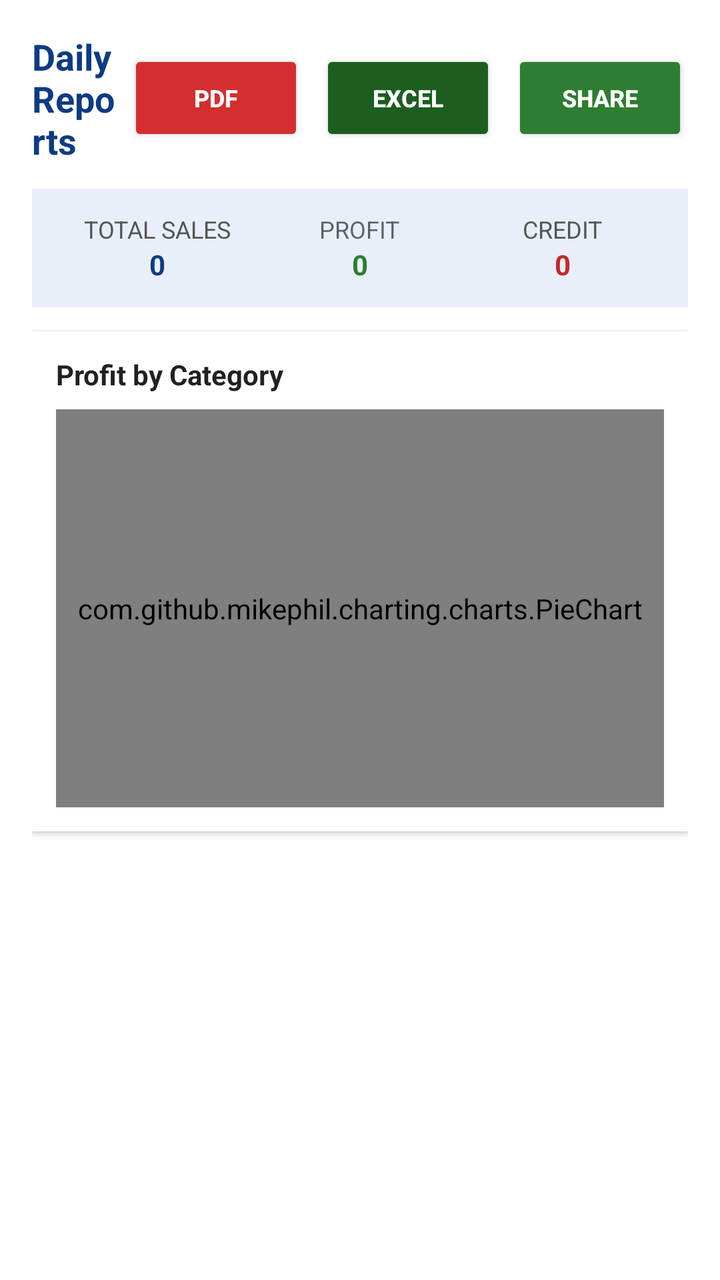
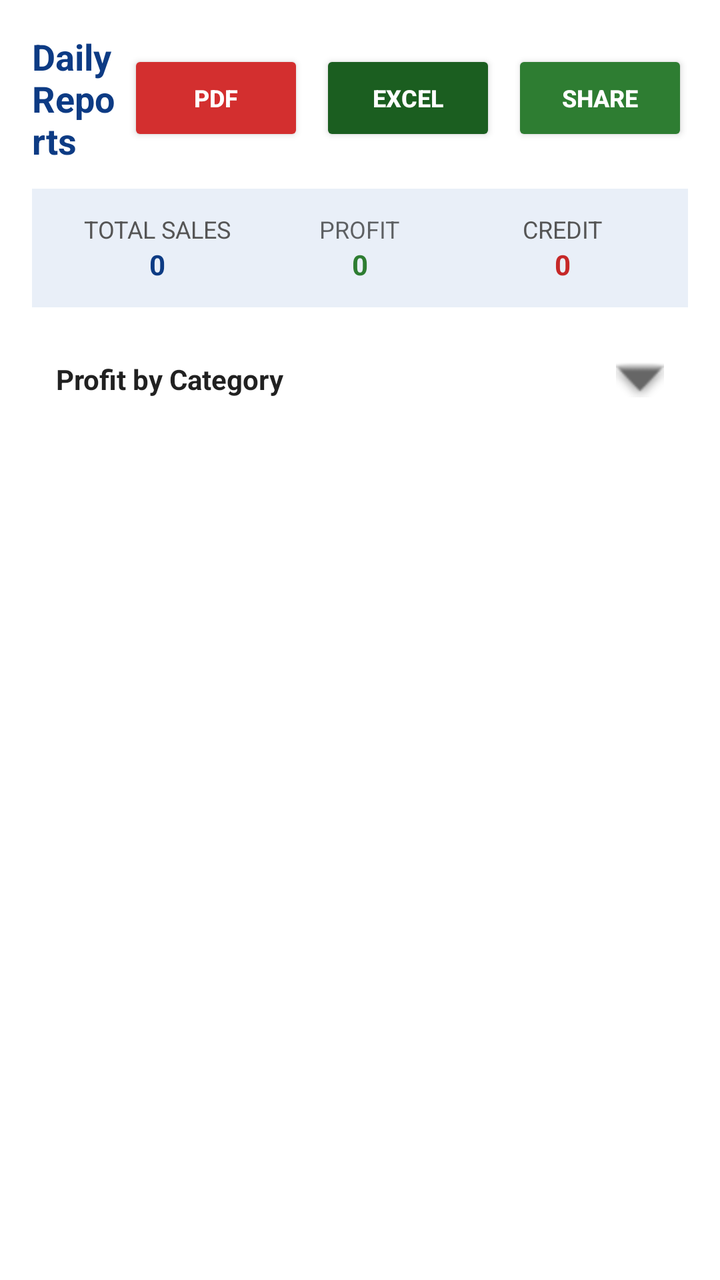

Before-and-after screenshots of an Android layout around one commit, followed by the original layout XML and the change that was made.
<!-- AndroidManifest.xml: application theme AppTheme -->
<!-- res/layout/fragment_reports.xml -->
<?xml version="1.0" encoding="utf-8"?>
<LinearLayout xmlns:android="http://schemas.android.com/apk/res/android"
    android:layout_width="match_parent"
    android:layout_height="match_parent"
    android:orientation="vertical"
    android:padding="16dp">

    <LinearLayout
        android:layout_width="match_parent"
        android:layout_height="wrap_content"
        android:orientation="horizontal"
        android:gravity="center_vertical"
        android:layout_marginBottom="12dp">

        <TextView
            android:layout_width="0dp"
            android:layout_height="wrap_content"
            android:layout_weight="1"
            android:text="@string/daily_reports"
            android:textSize="18sp"
            android:textStyle="bold"
            android:textColor="#0D3B84"/>

        <Button
            android:id="@+id/btnExportPdf"
            android:layout_width="wrap_content"
            android:layout_height="wrap_content"
            android:text="@string/pdf"
            android:backgroundTint="#D32F2F"
            android:textColor="?attr/colorOnPrimary"
            android:textSize="12sp"
            android:textStyle="bold"
            android:layout_marginEnd="8dp"/>

        <Button
            android:id="@+id/btnExportExcel"
            android:layout_width="wrap_content"
            android:layout_height="wrap_content"
            android:text="@string/excel"
            android:backgroundTint="#1B5E20"
            android:textColor="?attr/colorOnPrimary"
            android:textSize="12sp"
            android:textStyle="bold"
            android:layout_marginEnd="8dp"/>

        <Button
            android:id="@+id/btnShareReport"
            android:layout_width="wrap_content"
            android:layout_height="wrap_content"
            android:text="@string/share"
            android:backgroundTint="#2E7D32"
            android:textColor="?attr/colorOnPrimary"
            android:textSize="12sp"
            android:textStyle="bold" />
    </LinearLayout>

    
    <LinearLayout
        android:layout_width="match_parent"
        android:layout_height="wrap_content"
        android:background="#E9EFF8"
        android:padding="12dp"
        android:layout_marginBottom="12dp"
        android:orientation="horizontal"
        android:baselineAligned="false"
        android:weightSum="3">

        <LinearLayout
            android:layout_width="0dp"
            android:layout_height="wrap_content"
            android:layout_weight="1"
            android:orientation="vertical"
            android:gravity="center">
            <TextView
                android:layout_width="wrap_content"
                android:layout_height="wrap_content"
                android:text="@string/total_sales_caps"
                android:textSize="12sp"
                android:textColor="#555555"/>
            <TextView
                android:id="@+id/txtReportTotalSales"
                android:layout_width="wrap_content"
                android:layout_height="wrap_content"
                android:text="@string/zero"
                android:textSize="14sp"
                android:textStyle="bold"
                android:textColor="#0D3B84"/>
        </LinearLayout>

        <LinearLayout
            android:id="@+id/layoutReportProfit"
            android:layout_width="0dp"
            android:layout_height="wrap_content"
            android:layout_weight="1"
            android:orientation="vertical"
            android:gravity="center">
            <TextView
                android:layout_width="wrap_content"
                android:layout_height="wrap_content"
                android:text="@string/profit_caps"
                android:textSize="12sp"
                android:textColor="?android:attr/textColorSecondary"/>
            <TextView
                android:id="@+id/txtReportTotalProfit"
                android:layout_width="wrap_content"
                android:layout_height="wrap_content"
                android:text="@string/zero"
                android:textSize="14sp"
                android:textStyle="bold"
                android:textColor="#2E7D32"/>
        </LinearLayout>

        <LinearLayout
            android:layout_width="0dp"
            android:layout_height="wrap_content"
            android:layout_weight="1"
            android:orientation="vertical"
            android:gravity="center">
            <TextView
                android:layout_width="wrap_content"
                android:layout_height="wrap_content"
                android:text="@string/credit_caps"
                android:textSize="12sp"
                android:textColor="#555555"/>
            <TextView
                android:id="@+id/txtReportTotalCredit"
                android:layout_width="wrap_content"
                android:layout_height="wrap_content"
                android:text="@string/zero"
                android:textSize="14sp"
                android:textStyle="bold"
                android:textColor="#C62828"/>
        </LinearLayout>
    </LinearLayout>

    
    <LinearLayout
        android:layout_width="match_parent"
        android:layout_height="250dp"
        android:background="?attr/colorSurface"
        android:padding="12dp"
        android:layout_marginBottom="12dp"
        android:orientation="vertical"
        android:elevation="2dp">
        <TextView
            android:layout_width="wrap_content"
            android:layout_height="wrap_content"
            android:text="@string/profit_by_category"
            android:textStyle="bold"
            android:textColor="?android:attr/textColorPrimary"
            android:layout_marginBottom="8dp"/>
        <com.github.mikephil.charting.charts.PieChart
            android:id="@+id/profitPieChart"
            android:layout_width="match_parent"
            android:layout_height="match_parent" />
    </LinearLayout>

    <androidx.recyclerview.widget.RecyclerView
        android:id="@+id/recyclerViewSales"
        android:layout_width="match_parent"
        android:layout_height="0dp"
        android:layout_weight="1"
        android:scrollbars="vertical" />
</LinearLayout>
<!-- resources referenced by this layout -->
<resources>
  <string name="credit_caps">CREDIT</string>
  <string name="daily_reports">Daily Reports</string>
  <string name="excel">EXCEL</string>
  <string name="pdf">PDF</string>
  <string name="profit_by_category">Profit by Category</string>
  <string name="profit_caps">PROFIT</string>
  <string name="share">SHARE</string>
  <string name="total_sales_caps">TOTAL SALES</string>
  <string name="zero">0</string>
  <style name="AppTheme" parent="Theme.MaterialComponents.DayNight.NoActionBar">
          
          <item name="colorPrimary">@color/md_primary</item>
          <item name="colorPrimaryVariant">@color/md_primary_dark</item>
          <item name="colorOnPrimary">@color/white</item>
  
          
          <item name="colorSecondary">@color/md_secondary</item>
          <item name="colorSecondaryVariant">@color/md_secondary</item>
          <item name="colorOnSecondary">@color/white</item>
  
          
          <item name="android:windowBackground">@color/md_background</item>
          <item name="colorSurface">@color/md_surface</item>
          <item name="colorOnSurface">#212121</item>
          <item name="colorSurfaceVariant">#E9EFF8</item>
          <item name="colorError">@color/error_red</item>
  
          
          <item name="android:statusBarColor">?attr/colorPrimaryVariant</item>
      </style>
  <color name="md_primary">#1565C0</color>
  <color name="md_primary_dark">#0D47A1</color>
  <color name="white">#FFFFFF</color>
  <color name="md_secondary">#2E7D32</color>
  <color name="md_background">#F8F9FA</color>
  <color name="md_surface">#FFFFFF</color>
  <color name="error_red">#D32F2F</color>
</resources>

<!-- the commit's change to res/layout/fragment_reports.xml (unified diff, before → after) -->
@@ -1,5 +1,6 @@
 <?xml version="1.0" encoding="utf-8"?>
 <LinearLayout xmlns:android="http://schemas.android.com/apk/res/android"
+    xmlns:app="http://schemas.android.com/apk/res-auto"
     android:layout_width="match_parent"
     android:layout_height="match_parent"
     android:orientation="vertical"
@@ -135,20 +136,43 @@
 
     
     <LinearLayout
+        android:id="@+id/headerProfitChart"
+        android:layout_width="match_parent"
+        android:layout_height="wrap_content"
+        android:background="?attr/colorSurfaceVariant"
+        android:padding="12dp"
+        android:gravity="center_vertical"
+        android:orientation="horizontal"
+        android:clickable="true"
+        android:focusable="true"
+        android:layout_marginBottom="4dp">
+
+        <TextView
+            android:layout_width="0dp"
+            android:layout_height="wrap_content"
+            android:layout_weight="1"
+            android:text="@string/profit_by_category"
+            android:textStyle="bold"
+            android:textColor="?android:attr/textColorPrimary"/>
+
+        <ImageView
+            android:id="@+id/imgArrowReports"
+            android:layout_width="24dp"
+            android:layout_height="24dp"
+            android:src="@android:drawable/arrow_down_float"
+            app:tint="?android:attr/textColorSecondary"/>
+    </LinearLayout>
+
+    <LinearLayout
+        android:id="@+id/containerProfitChart"
         android:layout_width="match_parent"
         android:layout_height="250dp"
         android:background="?attr/colorSurface"
         android:padding="12dp"
         android:layout_marginBottom="12dp"
         android:orientation="vertical"
-        android:elevation="2dp">
-        <TextView
-            android:layout_width="wrap_content"
-            android:layout_height="wrap_content"
-            android:text="@string/profit_by_category"
-            android:textStyle="bold"
-            android:textColor="?android:attr/textColorPrimary"
-            android:layout_marginBottom="8dp"/>
+        android:elevation="2dp"
+        android:visibility="gone">
         <com.github.mikephil.charting.charts.PieChart
             android:id="@+id/profitPieChart"
             android:layout_width="match_parent"
